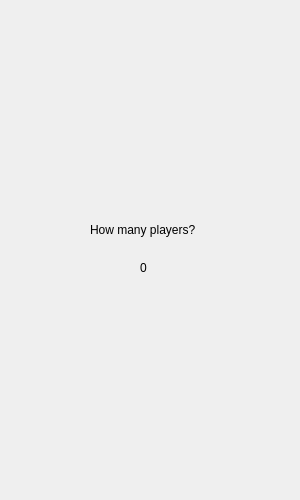
First picture: the form in mainwindow.ui, repository IzzzGoy/Curse, before the edit.
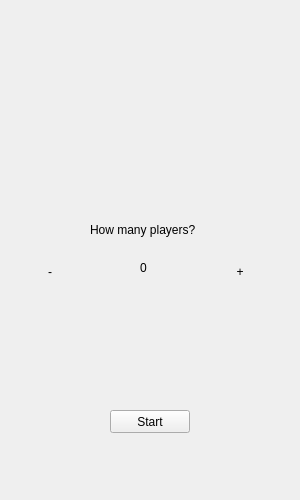
Second picture: the form after the edit. The open tabs and pages were chosen to show the change.

```diff
--- a/mainwindow.ui
+++ b/mainwindow.ui
@@ -121,6 +121,51 @@
        <string>0</string>
       </property>
      </widget>
+     <widget class="QPushButton" name="toGameButton">
+      <property name="geometry">
+       <rect>
+        <x>110</x>
+        <y>410</y>
+        <width>80</width>
+        <height>23</height>
+       </rect>
+      </property>
+      <property name="text">
+       <string>Start</string>
+      </property>
+     </widget>
+     <widget class="QPushButton" name="plusButton">
+      <property name="geometry">
+       <rect>
+        <x>200</x>
+        <y>260</y>
+        <width>80</width>
+        <height>23</height>
+       </rect>
+      </property>
+      <property name="text">
+       <string>+</string>
+      </property>
+      <property name="flat">
+       <bool>true</bool>
+      </property>
+     </widget>
+     <widget class="QPushButton" name="minusButton">
+      <property name="geometry">
+       <rect>
+        <x>10</x>
+        <y>260</y>
+        <width>80</width>
+        <height>23</height>
+       </rect>
+      </property>
+      <property name="text">
+       <string>-</string>
+      </property>
+      <property name="flat">
+       <bool>true</bool>
+      </property>
+     </widget>
     </widget>
     <widget class="QWidget" name="page_3">
      <widget class="QLineEdit" name="lineEditAddress">
```
Left out of the diff: 2 changed lines with no effect on the pictures.
